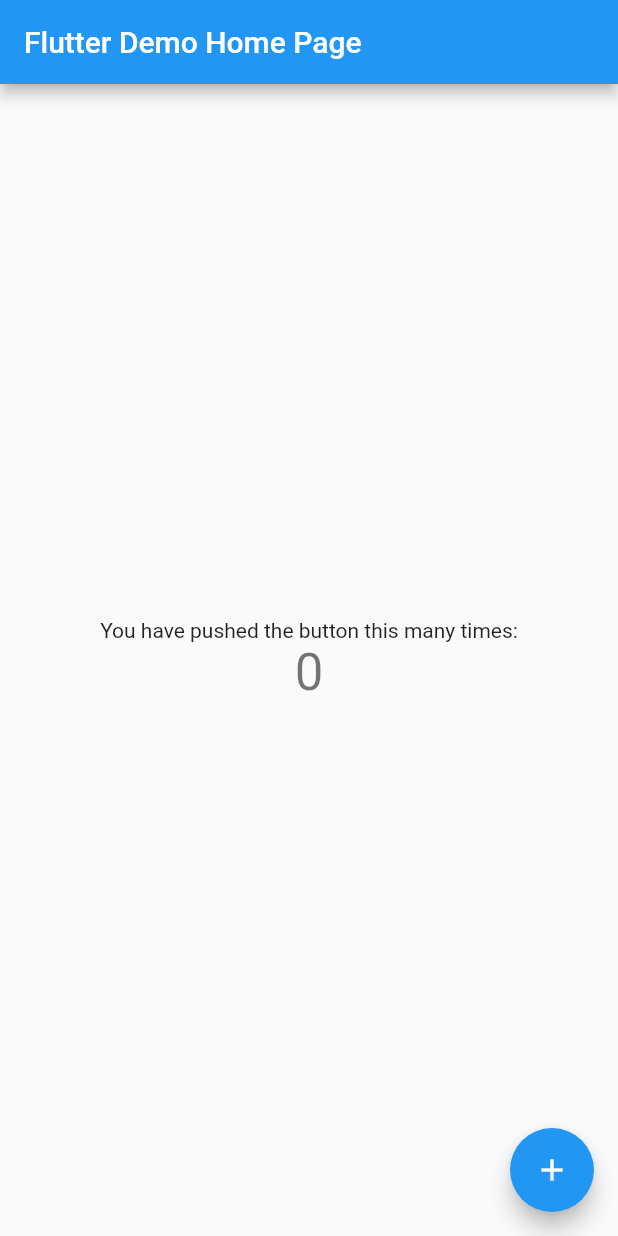
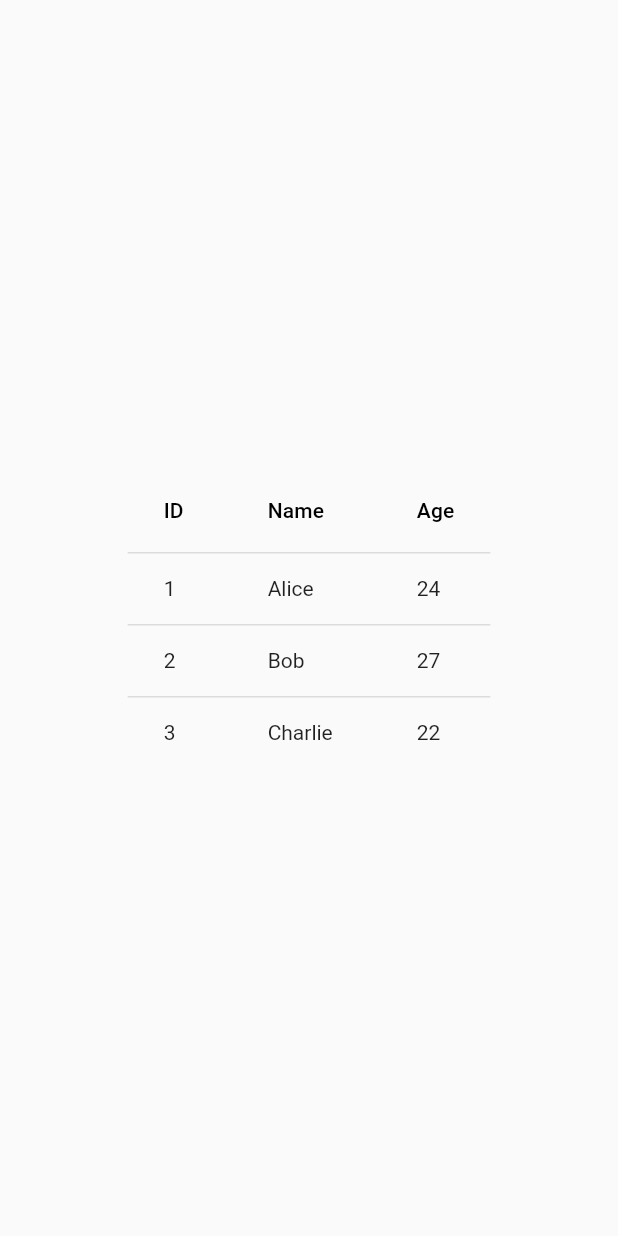
Before and after one commit to manikmech/FlutterLearn5, a Flutter app: the screen it shows after launch, on a phone screen of 412 x 824 dp. Run offline on Flutter 3.47's test engine with Material 2 defaults, Android fonts, the phone set to English and light mode, and no system bars; missing offline and left inert: dart:html.

Commit message:
22-11-24-1-16pm

```diff
--- a/lib/main.dart
+++ b/lib/main.dart
@@ -1,4 +1,7 @@
 import 'package:flutter/material.dart';
+import 'package:learn5/view/Gridviewtest.dart';
+import 'package:learn5/view/listviewtest.dart';
+import 'package:learn5/view/testtable.dart';
 
 void main() {
   runApp(const MyApp());
@@ -24,7 +27,7 @@ class MyApp extends StatelessWidget {
         // is not restarted.
         primarySwatch: Colors.blue,
       ),
-      home: const MyHomePage(title: 'Flutter Demo Home Page'),
+      home: testdatatable(),
     );
   }
 }
--- /dev/null
+++ b/lib/view/listviewtest.dart
@@ -0,0 +1,43 @@
+import 'package:flutter/cupertino.dart';
+import 'package:flutter/material.dart';
+
+class testdatatable extends StatefulWidget {
+  const testdatatable({super.key});
+
+  @override
+  State<testdatatable> createState() => _testdatatableState();
+}
+
+class _testdatatableState extends State<testdatatable> {
+  @override
+  Widget build(BuildContext context) {
+    return Scaffold(
+      body: Center(
+        child:DataTable(
+          columns: [
+            DataColumn(label: Text('ID')),
+            DataColumn(label: Text('Name')),
+            DataColumn(label: Text('Age')),
+          ],
+          rows: [
+            DataRow(cells: [
+              DataCell(Text('1')),
+              DataCell(Text('Alice')),
+              DataCell(Text('24')),
+            ]),
+            DataRow(cells: [
+              DataCell(Text('2')),
+              DataCell(Text('Bob')),
+              DataCell(Text('27')),
+            ]),
+            DataRow(cells: [
+              DataCell(Text('3')),
+              DataCell(Text('Charlie')),
+              DataCell(Text('22')),
+            ]),
+          ],
+        ),
+      ),
+    );
+  }
+}
```
Also changed, not shown: lib/view/Gridviewtest.dart (added, +33 -0 lines), lib/view/testtable.dart (added, +36 -0 lines).
